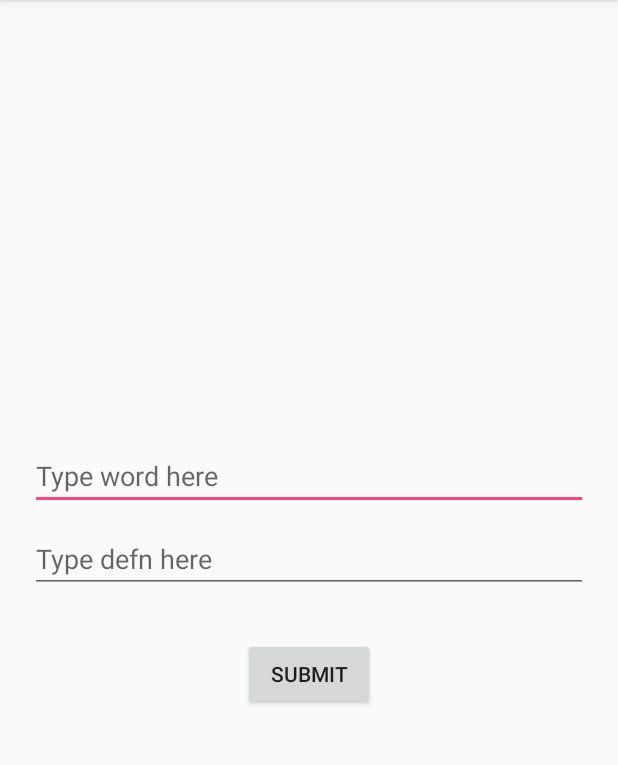
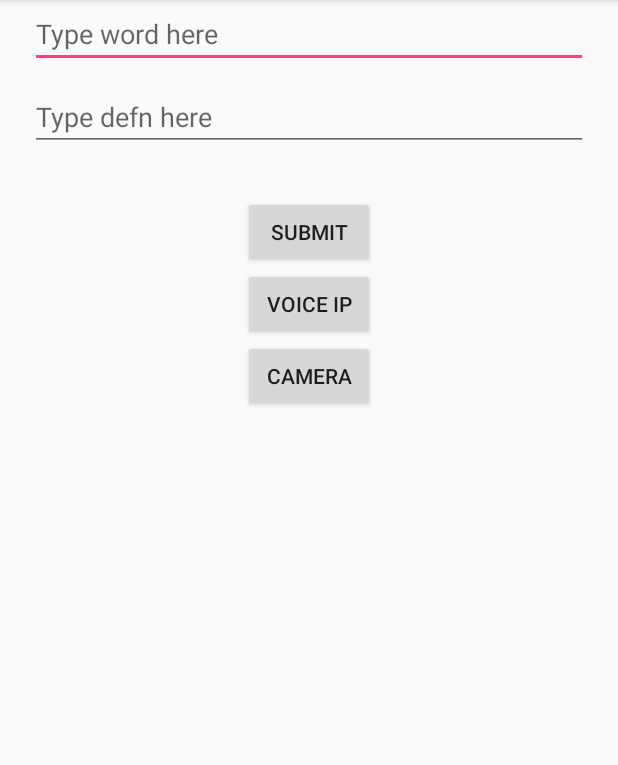
Before and after one commit to Shobhit20/DictionaryAwesome, an Android app: the screen it shows after launch (AddWords), after a tap on "ADD WORD", on a phone screen of 412 x 824 dp, the part 84-849 px from its top. Run offline under Robolectric (Android 15) with nearby library versions, the phone set to English and light mode, and no system bars; our stand-ins replace Picasso; libraries missing offline, so code that uses them is left out: com.daimajia.androidanimations; pictures from the network do not load; 1 statement that could not run was skipped.

Commit message:
Added camera and voice ip

```diff
--- a/app/src/main/AndroidManifest.xml
+++ b/app/src/main/AndroidManifest.xml
@@ -2,6 +2,12 @@
 <manifest xmlns:android="http://schemas.android.com/apk/res/android"
     package="com.example.shobhit.dictionaryawesome">
     <uses-permission android:name="android.permission.INTERNET" />
+    <uses-permission android:name="android.permission.CAMERA" />
+    <uses-feature android:name="android.hardware.camera"
+        android:required="true" />
+    <uses-permission android:name="android.permission.MANAGE_DOCUMENTS"/>
+    <uses-permission android:name="android.permission.WRITE_EXTERNAL_STORAGE"/>
+
     <application
         android:allowBackup="true"
         android:icon="@mipmap/ic_launcher"
--- a/app/src/main/java/com/example/shobhit/dictionaryawesome/Startpage.java
+++ b/app/src/main/java/com/example/shobhit/dictionaryawesome/Startpage.java
@@ -7,6 +7,7 @@ import android.support.v7.app.AppCompatActivity;
 import android.os.Bundle;
 import android.util.Log;
 import android.view.View;
+import android.widget.ImageButton;
 import android.widget.ImageView;
 import android.widget.Toast;
 
@@ -17,15 +18,16 @@ import com.squareup.picasso.Picasso;
 public class Startpage extends AppCompatActivity {
     private static final int REQ_CODE= 1234;
     MediaPlayer mp;
+    private ImageButton img;
     @Override
     protected void onCreate(Bundle savedInstanceState) {
         super.onCreate(savedInstanceState);
         setContentView(R.layout.activity_startpage);
-        ImageView img = (ImageView) findViewById(R.id.image);
+        img = (ImageButton) findViewById(R.id.image);
 
         Picasso.with(this).load("https://lh3.googleusercontent.com/klzb6YkXqOtUhJ0ToAu9H1-FW5p-ORdeiSedoezeiyGPe_FYHUtC-EMs1AhqSyJG1OU=w170").into(img);
         YoYo.with(Techniques.Tada).duration(3000).playOn(img);
-        mp = MediaPlayer.create(this, R.raw.script);
+        mp = MediaPlayer.create(this, R.raw.sia_cheapthrills);
         mp.start();
     }
 
@@ -66,4 +68,8 @@ public class Startpage extends AppCompatActivity {
         super.onResume();
         mp.start();
     }
+
+    public void anime(View view) {
+        YoYo.with(Techniques.Tada).duration(3000).playOn(img);
+    }
 }
--- a/app/src/main/res/layout/activity_add_words.xml
+++ b/app/src/main/res/layout/activity_add_words.xml
@@ -41,6 +41,22 @@
             android:onClick="addword"
             android:text="Submit"
             android:layout_marginTop="30dp"/>
+        <Button
+            android:id="@+id/speech"
+            android:text="Voice ip"
+            android:layout_width="wrap_content"
+            android:layout_height="wrap_content"
+            android:onClick="speechtotext"/>
+        <Button
+            android:layout_width="wrap_content"
+            android:id="@+id/scan_word"
+            android:text="Camera"
+            android:layout_height="wrap_content"
+            android:onClick="takepic"/>
+        <ImageView
+            android:layout_width="match_parent"
+            android:id="@+id/disp_img"
+            android:layout_height="match_parent" />
 
     </LinearLayout>
 
--- a/app/src/main/res/layout/activity_startpage.xml
+++ b/app/src/main/res/layout/activity_startpage.xml
@@ -47,10 +47,12 @@
 
         </LinearLayout>
 
-        <ImageView
+        <ImageButton
             android:layout_width="147dp"
             android:layout_marginTop="50sp"
             android:id="@+id/image"
+            android:onClick="anime"
+            android:background="@null"
             android:layout_height="102dp" />
 
     </LinearLayout>
```
Also changed, not shown: app/src/main/java/com/example/shobhit/dictionaryawesome/AddWords.java (+75 -1 lines), 2 other files.
